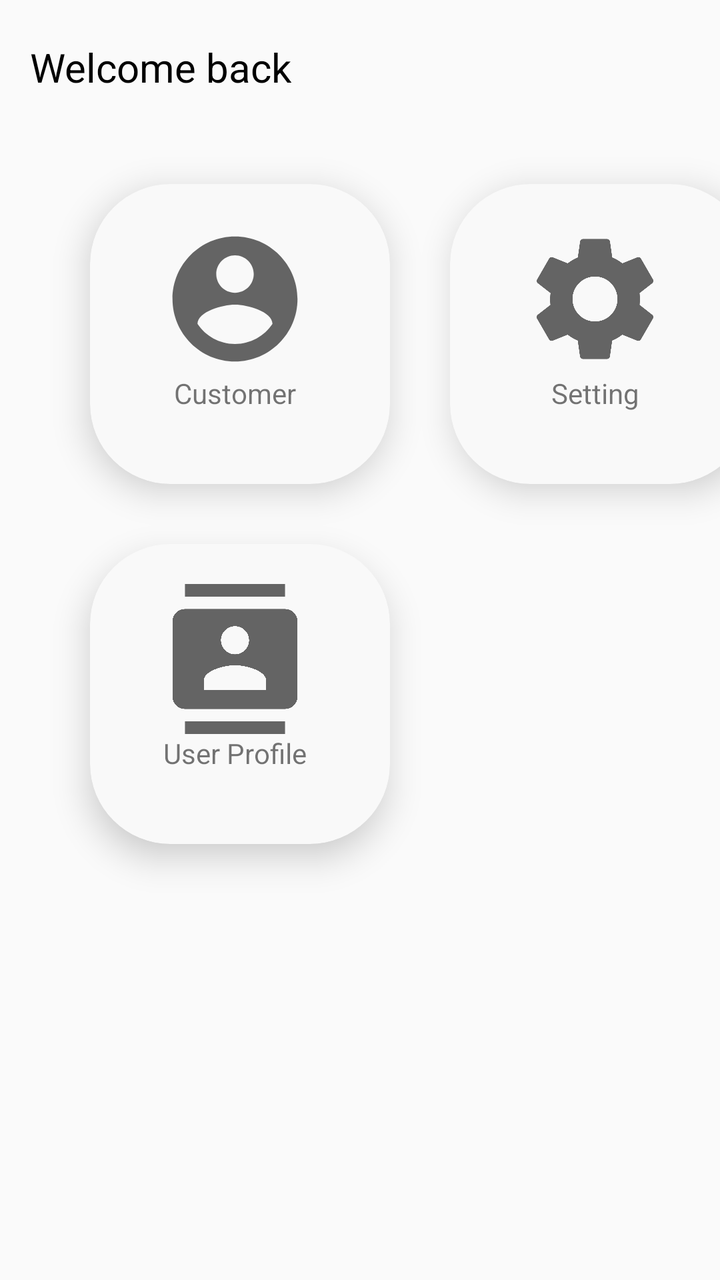
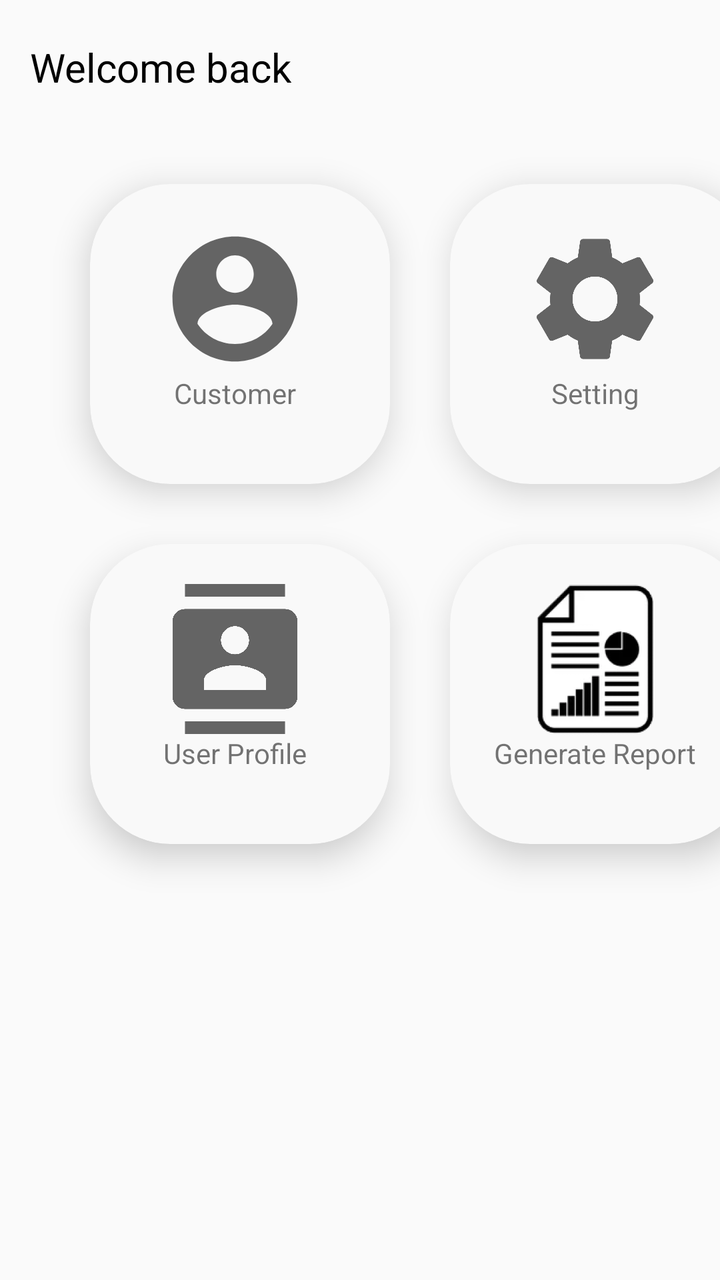

Two renders of the same Android screen: before a commit and after it. Below are the layout's source before the change and the commit's diff.
<!-- AndroidManifest.xml: application theme Theme.AppCompat.Light -->
<!-- res/layout/activity_home_page.xml -->
<?xml version="1.0" encoding="utf-8"?>
<androidx.constraintlayout.widget.ConstraintLayout xmlns:android="http://schemas.android.com/apk/res/android"
    xmlns:app="http://schemas.android.com/apk/res-auto"
    xmlns:tools="http://schemas.android.com/tools"
    android:layout_width="match_parent"
    android:layout_height="match_parent"
    tools:context=".home_page">


    <TextView
        android:id="@+id/tv_Welc"
        android:layout_width="match_parent"
        android:layout_height="wrap_content"
        android:textColor="#000000"
        android:text="Welcome back"
        android:textSize="20sp"
        android:layout_marginTop="20dp"
        android:layout_marginLeft="15dp"
        app:layout_constraintStart_toStartOf="parent"
        app:layout_constraintTop_toTopOf="parent"
        />
    <androidx.cardview.widget.CardView
        android:id="@+id/cardview_Customer"
        android:layout_width="150dp"
        android:layout_height="150dp"
        android:layout_marginStart="45dp"
        android:layout_marginTop="45dp"
        android:foregroundGravity="center"
        android:gravity="center"
        android:clickable="true"
        android:orientation="vertical"
        app:cardBackgroundColor="#F9F9F9"
        app:cardCornerRadius="40dp"
        app:cardElevation="10dp"
        app:layout_constraintStart_toStartOf="parent"
        app:layout_constraintTop_toBottomOf="@+id/tv_Welc"
        android:focusable="true">
        <androidx.constraintlayout.widget.ConstraintLayout
            android:layout_width="wrap_content"
            android:layout_height="wrap_content">
        <ImageView

            android:id="@+id/imgCust"
            android:layout_width="75dp"
            android:layout_height="75dp"
            app:layout_constraintStart_toStartOf="parent"
            app:layout_constraintTop_toTopOf="parent"
            android:layout_marginHorizontal="35dp"
            android:layout_marginVertical="20dp"
            android:src="@drawable/customer_icon" />
        <TextView
            android:layout_width="wrap_content"
            android:layout_height="wrap_content"
            app:layout_constraintTop_toBottomOf="@id/imgCust"
            app:layout_constraintEnd_toEndOf="@id/imgCust"
            app:layout_constraintStart_toStartOf="@id/imgCust"
            android:text="Customer" />
        </androidx.constraintlayout.widget.ConstraintLayout>
    </androidx.cardview.widget.CardView>
    <androidx.cardview.widget.CardView
        android:id="@+id/cardview_Setting"
        android:layout_width="150dp"
        android:layout_height="150dp"
        android:layout_marginStart="30dp"
        android:foregroundGravity="center"
        android:gravity="center"
        android:clickable="true"
        android:focusable="true"
        android:orientation="vertical"
        app:cardBackgroundColor="#F9F9F9"
        app:cardCornerRadius="40dp"
        app:cardElevation="10dp"
        app:layout_constraintStart_toEndOf="@id/cardview_Customer"
        app:layout_constraintTop_toTopOf="@id/cardview_Customer"
        app:layout_constraintBottom_toBottomOf="@id/cardview_Customer">

        <androidx.constraintlayout.widget.ConstraintLayout
            android:layout_width="wrap_content"
            android:layout_height="wrap_content">
            <ImageView

                android:id="@+id/imgSetting"
                android:layout_width="75dp"
                android:layout_height="75dp"
                app:layout_constraintStart_toStartOf="parent"
                app:layout_constraintTop_toTopOf="parent"
                android:layout_marginHorizontal="35dp"
                android:layout_marginVertical="20dp"
                android:src="@drawable/setting_icon" />
            <TextView
                android:layout_width="wrap_content"
                android:layout_height="wrap_content"
                app:layout_constraintTop_toBottomOf="@id/imgSetting"
                app:layout_constraintEnd_toEndOf="@id/imgSetting"
                app:layout_constraintStart_toStartOf="@id/imgSetting"
                android:text="Setting" />
        </androidx.constraintlayout.widget.ConstraintLayout>
    </androidx.cardview.widget.CardView>
    <androidx.cardview.widget.CardView
        android:id="@+id/cardview_myInfo"
        android:layout_width="150dp"
        android:layout_height="150dp"
        android:layout_marginVertical="30dp"
        android:foregroundGravity="center"
        android:gravity="center"
        android:clickable="true"
        android:orientation="vertical"
        app:cardBackgroundColor="#F9F9F9"
        app:cardCornerRadius="40dp"
        app:cardElevation="10dp"
        app:layout_constraintStart_toStartOf="@id/cardview_Customer"
        app:layout_constraintEnd_toEndOf="@id/cardview_Customer"
        app:layout_constraintTop_toBottomOf="@id/cardview_Customer"
        android:focusable="true">
        <androidx.constraintlayout.widget.ConstraintLayout
            android:layout_width="wrap_content"
            android:layout_height="wrap_content">
            <ImageView

                android:id="@+id/imgUserProfile"
                android:layout_width="75dp"
                android:layout_height="75dp"
                app:layout_constraintStart_toStartOf="parent"
                app:layout_constraintTop_toTopOf="parent"
                android:layout_marginHorizontal="35dp"
                android:layout_marginVertical="20dp"
                android:src="@drawable/user_profile_icon" />
            <TextView
                android:layout_width="wrap_content"
                android:layout_height="wrap_content"
                app:layout_constraintTop_toBottomOf="@id/imgUserProfile"
                app:layout_constraintEnd_toEndOf="@id/imgUserProfile"
                app:layout_constraintStart_toStartOf="@id/imgUserProfile"
                android:text="User Profile" />
        </androidx.constraintlayout.widget.ConstraintLayout>
    </androidx.cardview.widget.CardView>


</androidx.constraintlayout.widget.ConstraintLayout>
<!-- resources referenced by this layout -->
<resources>
  <!-- drawable customer_icon (drawable) -->
  <vector xmlns:android="http://schemas.android.com/apk/res/android"
      android:width="24dp"
      android:height="24dp"
      android:viewportWidth="24"
      android:viewportHeight="24"
      android:tint="?attr/colorControlNormal">
    <path
        android:fillColor="@android:color/white"
        android:pathData="M12,2C6.48,2 2,6.48 2,12s4.48,10 10,10 10,-4.48 10,-10S17.52,2 12,2zM12,5c1.66,0 3,1.34 3,3s-1.34,3 -3,3 -3,-1.34 -3,-3 1.34,-3 3,-3zM12,19.2c-2.5,0 -4.71,-1.28 -6,-3.22 0.03,-1.99 4,-3.08 6,-3.08 1.99,0 5.97,1.09 6,3.08 -1.29,1.94 -3.5,3.22 -6,3.22z"/>
  </vector>
  <!-- drawable setting_icon (drawable) -->
  <vector xmlns:android="http://schemas.android.com/apk/res/android"
      android:width="24dp"
      android:height="24dp"
      android:viewportWidth="24"
      android:viewportHeight="24"
      android:tint="?attr/colorControlNormal">
    <path
        android:fillColor="@android:color/white"
        android:pathData="M19.14,12.94c0.04,-0.3 0.06,-0.61 0.06,-0.94c0,-0.32 -0.02,-0.64 -0.07,-0.94l2.03,-1.58c0.18,-0.14 0.23,-0.41 0.12,-0.61l-1.92,-3.32c-0.12,-0.22 -0.37,-0.29 -0.59,-0.22l-2.39,0.96c-0.5,-0.38 -1.03,-0.7 -1.62,-0.94L14.4,2.81c-0.04,-0.24 -0.24,-0.41 -0.48,-0.41h-3.84c-0.24,0 -0.43,0.17 -0.47,0.41L9.25,5.35C8.66,5.59 8.12,5.92 7.63,6.29L5.24,5.33c-0.22,-0.08 -0.47,0 -0.59,0.22L2.74,8.87C2.62,9.08 2.66,9.34 2.86,9.48l2.03,1.58C4.84,11.36 4.8,11.69 4.8,12s0.02,0.64 0.07,0.94l-2.03,1.58c-0.18,0.14 -0.23,0.41 -0.12,0.61l1.92,3.32c0.12,0.22 0.37,0.29 0.59,0.22l2.39,-0.96c0.5,0.38 1.03,0.7 1.62,0.94l0.36,2.54c0.05,0.24 0.24,0.41 0.48,0.41h3.84c0.24,0 0.44,-0.17 0.47,-0.41l0.36,-2.54c0.59,-0.24 1.13,-0.56 1.62,-0.94l2.39,0.96c0.22,0.08 0.47,0 0.59,-0.22l1.92,-3.32c0.12,-0.22 0.07,-0.47 -0.12,-0.61L19.14,12.94zM12,15.6c-1.98,0 -3.6,-1.62 -3.6,-3.6s1.62,-3.6 3.6,-3.6s3.6,1.62 3.6,3.6S13.98,15.6 12,15.6z"/>
  </vector>
  <!-- drawable user_profile_icon (drawable) -->
  <vector xmlns:android="http://schemas.android.com/apk/res/android"
      android:width="24dp"
      android:height="24dp"
      android:viewportWidth="24"
      android:viewportHeight="24"
      android:tint="?attr/colorControlNormal">
    <path
        android:fillColor="@android:color/white"
        android:pathData="M20,0L4,0v2h16L20,0zM4,24h16v-2L4,22v2zM20,4L4,4c-1.1,0 -2,0.9 -2,2v12c0,1.1 0.9,2 2,2h16c1.1,0 2,-0.9 2,-2L22,6c0,-1.1 -0.9,-2 -2,-2zM12,6.75c1.24,0 2.25,1.01 2.25,2.25s-1.01,2.25 -2.25,2.25S9.75,10.24 9.75,9 10.76,6.75 12,6.75zM17,17L7,17v-1.5c0,-1.67 3.33,-2.5 5,-2.5s5,0.83 5,2.5L17,17z"/>
  </vector>
</resources>

<!-- the commit's change to res/layout/activity_home_page.xml (unified diff, before → after) -->
@@ -135,5 +135,44 @@
         </androidx.constraintlayout.widget.ConstraintLayout>
     </androidx.cardview.widget.CardView>
 
+    <androidx.cardview.widget.CardView
+        android:id="@+id/cardView_generateReport"
+        android:layout_width="150dp"
+        android:layout_height="150dp"
+        android:layout_marginVertical="30dp"
+        android:foregroundGravity="center"
+        android:gravity="center"
+        android:clickable="true"
+        android:orientation="vertical"
+        app:cardBackgroundColor="#F9F9F9"
+        app:cardCornerRadius="40dp"
+        app:cardElevation="10dp"
+        app:layout_constraintStart_toStartOf="@id/cardview_Setting"
+        app:layout_constraintEnd_toEndOf="@id/cardview_Setting"
+        app:layout_constraintTop_toBottomOf="@id/cardview_Setting"
+        android:focusable="true">
+        <androidx.constraintlayout.widget.ConstraintLayout
+            android:layout_width="wrap_content"
+            android:layout_height="wrap_content">
+            <ImageView
+
+                android:id="@+id/imgGenerateReport"
+                android:layout_width="75dp"
+                android:layout_height="75dp"
+                app:layout_constraintStart_toStartOf="parent"
+                app:layout_constraintTop_toTopOf="parent"
+                android:layout_marginHorizontal="35dp"
+                android:layout_marginVertical="20dp"
+                android:src="@mipmap/generate_report_icon_foreground" />
+            <TextView
+                android:layout_width="wrap_content"
+                android:layout_height="wrap_content"
+                app:layout_constraintTop_toBottomOf="@id/imgGenerateReport"
+                app:layout_constraintEnd_toEndOf="@id/imgGenerateReport"
+                app:layout_constraintStart_toStartOf="@id/imgGenerateReport"
+                android:text="Generate Report" />
+        </androidx.constraintlayout.widget.ConstraintLayout>
+    </androidx.cardview.widget.CardView>
+
 
 </androidx.constraintlayout.widget.ConstraintLayout>
<!-- resource entries referenced after the edit -->
@@ -33,5 +33,6 @@
         android:fillColor="@android:color/white"
         android:pathData="M20,0L4,0v2h16L20,0zM4,24h16v-2L4,22v2zM20,4L4,4c-1.1,0 -2,0.9 -2,2v12c0,1.1 0.9,2 2,2h16c1.1,0 2,-0.9 2,-2L22,6c0,-1.1 -0.9,-2 -2,-2zM12,6.75c1.24,0 2.25,1.01 2.25,2.25s-1.01,2.25 -2.25,2.25S9.75,10.24 9.75,9 10.76,6.75 12,6.75zM17,17L7,17v-1.5c0,-1.67 3.33,-2.5 5,-2.5s5,0.83 5,2.5L17,17z"/>
   </vector>
+  <!-- mipmap generate_report_icon_foreground: png bitmap (mipmap-hdpi, 8624 bytes) -->
 </resources>
 
